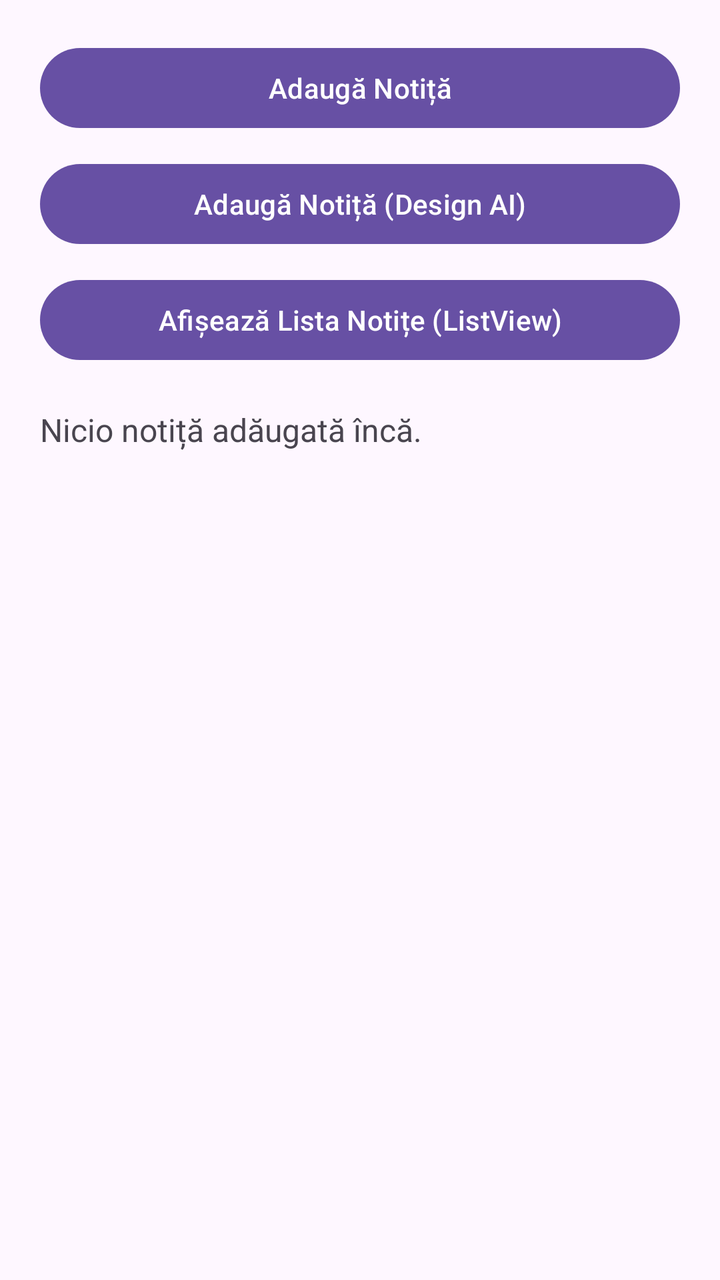
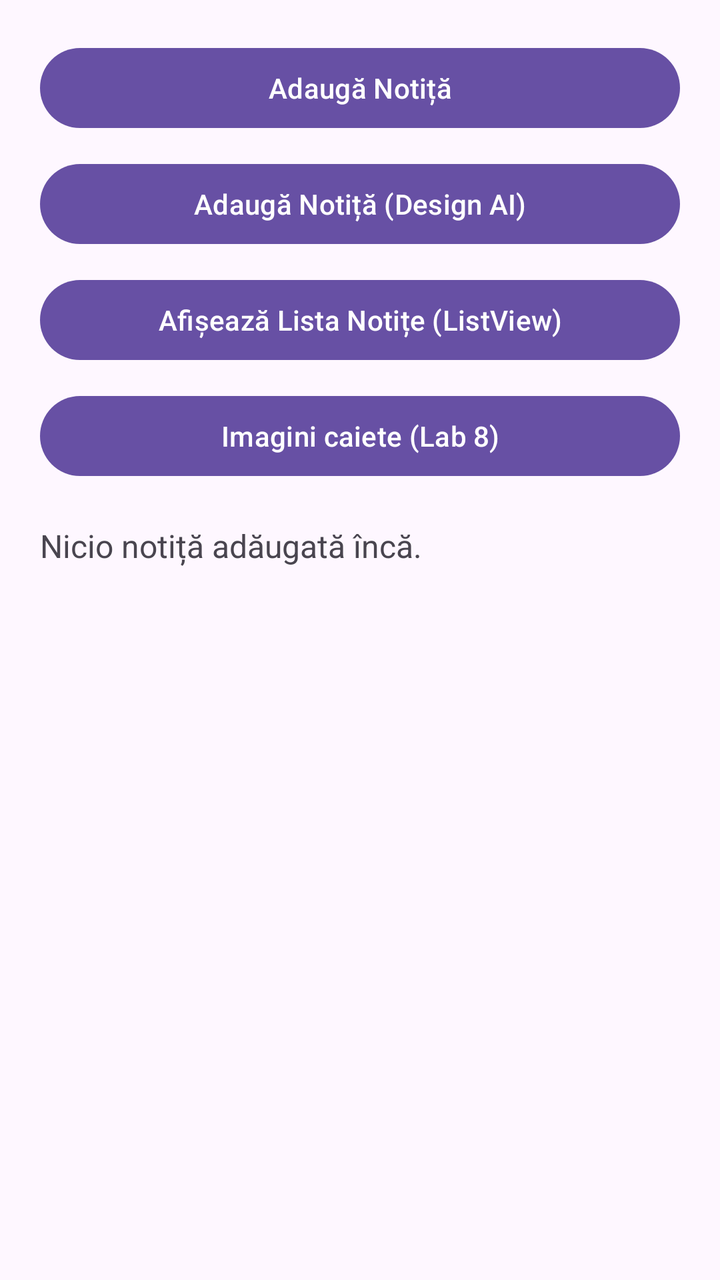

The first picture is an Android layout as it rendered before a commit; the second is the same layout after the commit. The layout source and the unified diff follow.
<!-- AndroidManifest.xml: application theme Theme.DAM_Seminar -->
<!-- res/layout/activity_main.xml -->
<?xml version="1.0" encoding="utf-8"?>
<LinearLayout xmlns:android="http://schemas.android.com/apk/res/android"
    android:layout_width="match_parent"
    android:layout_height="match_parent"
    android:orientation="vertical"
    android:padding="20dp"
    android:gravity="center_horizontal">

    <Button
        android:id="@+id/btnAdd"
        android:layout_width="match_parent"
        android:layout_height="wrap_content"
        android:text="Adaugă Notiță" />

    <Button
        android:id="@+id/btnAddAi"
        android:layout_width="match_parent"
        android:layout_height="wrap_content"
        android:text="Adaugă Notiță (Design AI)"
        android:layout_marginTop="10dp" />

    <Button
        android:id="@+id/btnViewList"
        android:layout_width="match_parent"
        android:layout_height="wrap_content"
        android:text="Afișează Lista Notițe (ListView)"
        android:layout_marginTop="10dp" />

    <TextView
        android:id="@+id/tvResult"
        android:layout_width="match_parent"
        android:layout_height="wrap_content"
        android:text="Nicio notiță adăugată încă."
        android:textSize="16sp"
        android:layout_marginTop="20dp" />

</LinearLayout>
<!-- resources referenced by this layout -->
<resources>
  <style name="Theme.DAM_Seminar" parent="Base.Theme.DAM_Seminar" />
  <style name="Base.Theme.DAM_Seminar" parent="Theme.Material3.DayNight.NoActionBar">
          
          
      </style>
</resources>

<!-- the commit's change to res/layout/activity_main.xml (unified diff, before → after) -->
@@ -26,6 +26,13 @@
         android:text="Afișează Lista Notițe (ListView)"
         android:layout_marginTop="10dp" />
 
+    <Button
+        android:id="@+id/btnImagini"
+        android:layout_width="match_parent"
+        android:layout_height="wrap_content"
+        android:text="Imagini caiete (Lab 8)"
+        android:layout_marginTop="10dp" />
+
     <TextView
         android:id="@+id/tvResult"
         android:layout_width="match_parent"
